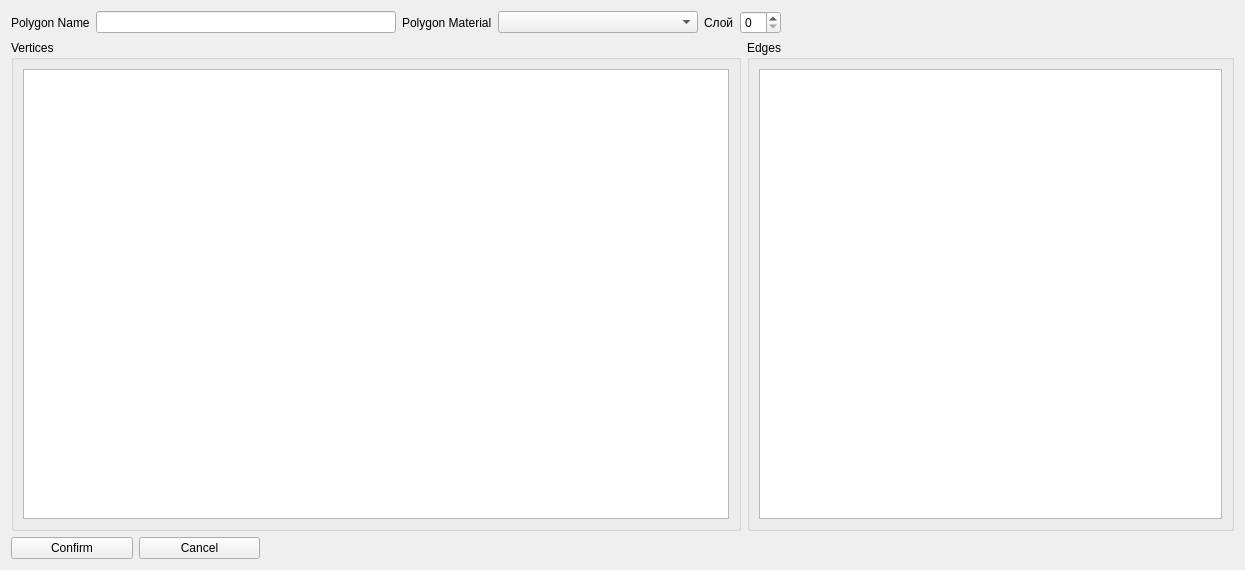
Qt form frontend/editor/editor.ui (lord-of-nothing/dirg3) before a commit.
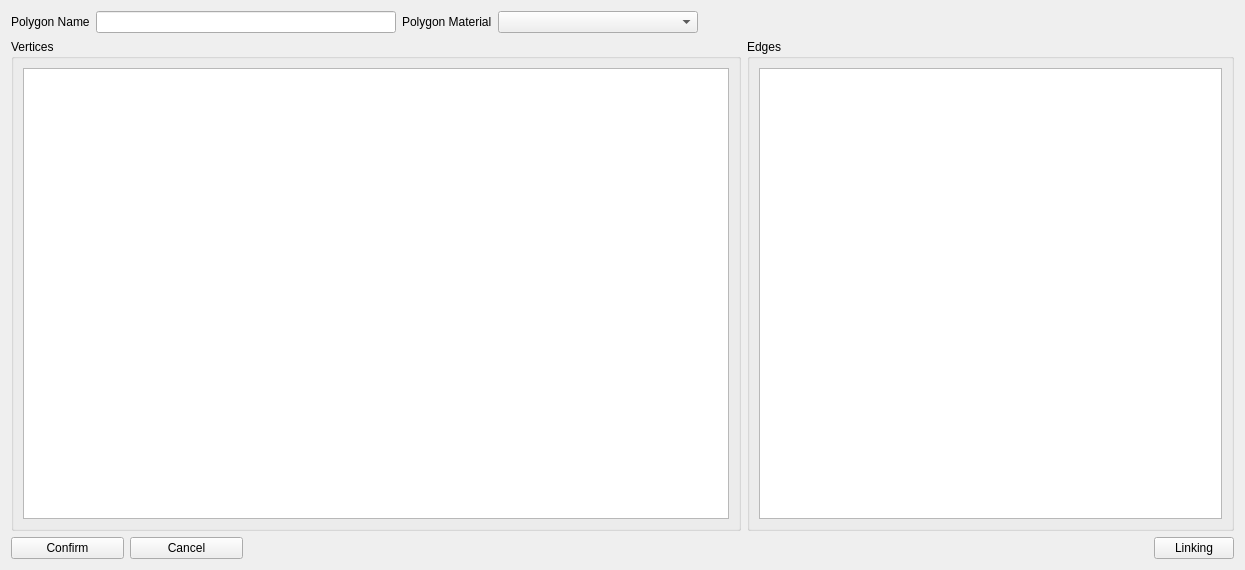
The same form after that commit.

Commit message: paint grid lines & begin link editor

Diff of the .ui file:
```diff
--- a/frontend/editor/editor.ui
+++ b/frontend/editor/editor.ui
@@ -53,18 +53,7 @@
         </widget>
        </item>
        <item>
-        <layout class="QHBoxLayout" name="horizontalLayout_3">
-         <item>
-          <widget class="QLabel" name="label_3">
-           <property name="text">
-            <string>Слой</string>
-           </property>
-          </widget>
-         </item>
-         <item>
-          <widget class="QSpinBox" name="layerBox"/>
-         </item>
-        </layout>
+        <layout class="QHBoxLayout" name="horizontalLayout_3"/>
        </item>
       </layout>
      </item>
@@ -147,7 +136,7 @@
     </layout>
    </item>
    <item>
-    <layout class="QHBoxLayout" name="horizontalLayout" stretch="10,10,80">
+    <layout class="QHBoxLayout" name="horizontalLayout" stretch="10,10,80,0">
      <property name="sizeConstraint">
       <enum>QLayout::SizeConstraint::SetDefaultConstraint</enum>
      </property>
@@ -178,6 +167,13 @@
        </property>
       </spacer>
      </item>
+     <item>
+      <widget class="QPushButton" name="linksBtn">
+       <property name="text">
+        <string>Linking</string>
+       </property>
+      </widget>
+     </item>
     </layout>
    </item>
   </layout>
```
The commit also changes 6 other files.
